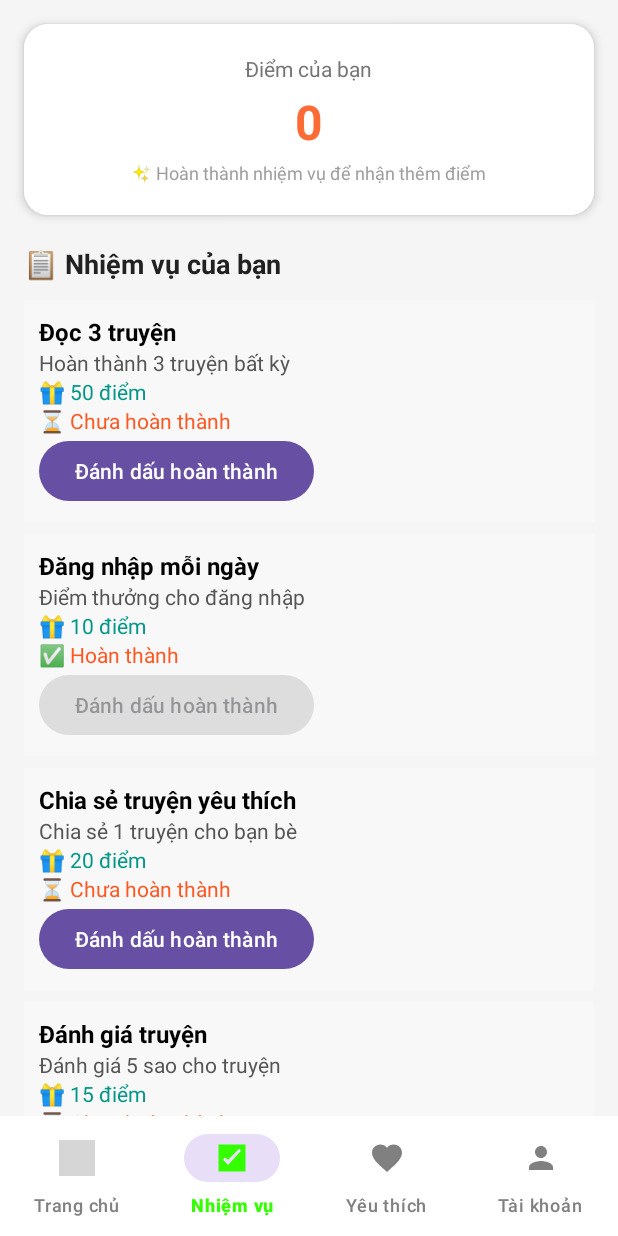
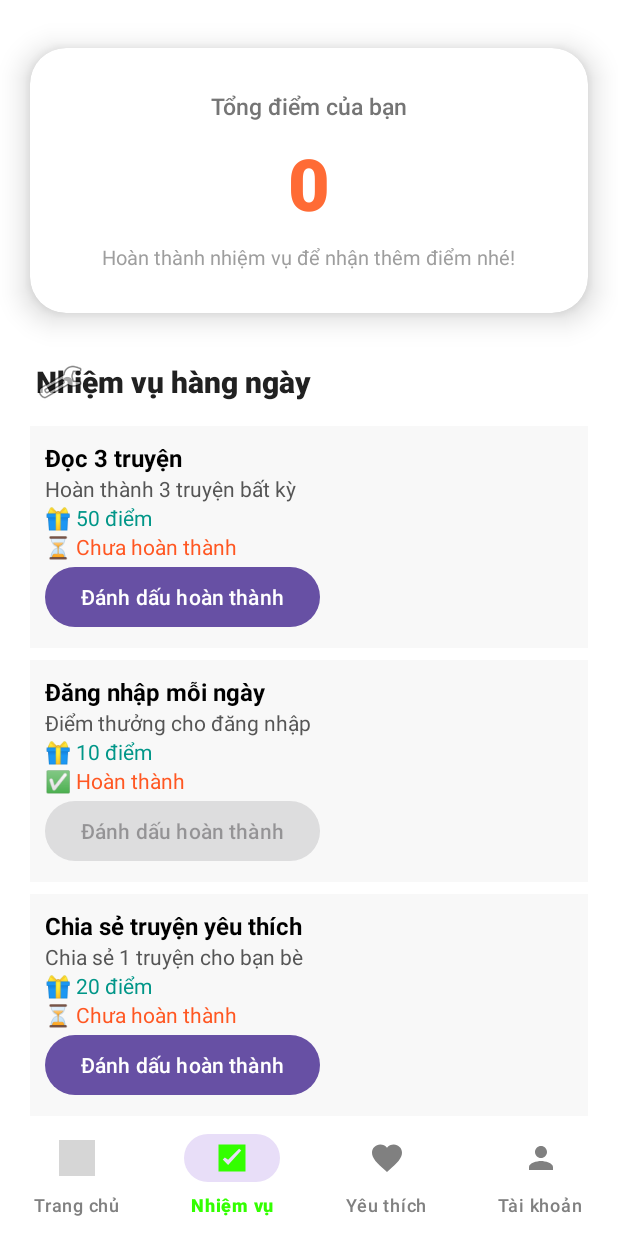
Before and after one commit to NguyenTuan180505/ComicApp, an Android app: the TaskActivity screen opened directly, with no data from a screen before it, on a phone screen of 412 x 824 dp. Run offline under Robolectric (Android 15) with nearby library versions, the phone set to English and light mode, and no system bars; grey boxes are pictures that could not be loaded.

Commit message:
version 1.0

```diff
--- a/app/src/main/res/layout/activity_task.xml
+++ b/app/src/main/res/layout/activity_task.xml
@@ -3,18 +3,27 @@
     xmlns:app="http://schemas.android.com/apk/res-auto"
     android:layout_width="match_parent"
     android:layout_height="match_parent"
-    android:background="#F5F5F5">
+    android:background="#FFFFFF">
 
-    <!-- Header Card với điểm -->
+    <!-- Background nhẹ nhàng hơn -->
+    <ImageView
+        android:layout_width="match_parent"
+        android:layout_height="280dp"
+        android:background="@android:drawable/screen_background_light"
+        android:scaleType="centerCrop"
+        app:layout_constraintTop_toTopOf="parent" />
+
+    <!-- Header Card đẹp hơn, có hiệu ứng nổi, viền mờ -->
     <androidx.cardview.widget.CardView
         android:id="@+id/headerCard"
         android:layout_width="0dp"
         android:layout_height="wrap_content"
-        android:layout_marginStart="16dp"
-        android:layout_marginTop="16dp"
-        android:layout_marginEnd="16dp"
-        app:cardCornerRadius="16dp"
-        app:cardElevation="4dp"
+        android:layout_marginStart="20dp"
+        android:layout_marginTop="32dp"
+        android:layout_marginEnd="20dp"
+        app:cardCornerRadius="24dp"
+        app:cardElevation="12dp"
+        app:cardBackgroundColor="#FFFFFF"
         app:layout_constraintEnd_toEndOf="parent"
         app:layout_constraintStart_toStartOf="parent"
         app:layout_constraintTop_toTopOf="parent">
@@ -22,68 +31,84 @@
         <LinearLayout
             android:layout_width="match_parent"
             android:layout_height="wrap_content"
-            android:background="@android:drawable/screen_background_light"
-            android:gravity="center"
             android:orientation="vertical"
-            android:padding="20dp">
+            android:paddingTop="28dp"
+            android:paddingBottom="28dp"
+            android:gravity="center">
 
             <TextView
                 android:layout_width="wrap_content"
                 android:layout_height="wrap_content"
-                android:text="Điểm của bạn"
+                android:text="Tổng điểm của bạn"
                 android:textColor="#757575"
-                android:textSize="14sp" />
+                android:textSize="15sp"
+                android:fontFamily="sans-serif-medium" />
 
             <TextView
                 android:id="@+id/txtUserPoints"
                 android:layout_width="wrap_content"
                 android:layout_height="wrap_content"
-                android:layout_marginTop="4dp"
-                android:text="0"
+                android:layout_marginTop="8dp"
+                android:text="1,250"
                 android:textColor="#FF6B35"
-                android:textSize="32sp"
-                android:textStyle="bold" />
+                android:textSize="48sp"
+                android:textStyle="bold"
+                android:fontFamily="sans-serif-black" />
 
             <TextView
                 android:layout_width="wrap_content"
                 android:layout_height="wrap_content"
-                android:layout_marginTop="4dp"
-                android:text="✨ Hoàn thành nhiệm vụ để nhận thêm điểm"
+                android:layout_marginTop="8dp"
+                android:text="Hoàn thành nhiệm vụ để nhận thêm điểm nhé!"
                 android:textColor="#9E9E9E"
-                android:textSize="12sp" />
+                android:textSize="13sp"
+                android:gravity="center"
+                android:paddingStart="24dp"
+                android:paddingEnd="24dp" />
+
         </LinearLayout>
     </androidx.cardview.widget.CardView>
 
-    <!-- Tiêu đề danh sách nhiệm vụ -->
+    <!-- Tiêu đề nhiệm vụ đẹp hơn -->
     <TextView
         android:id="@+id/txtTasksTitle"
         android:layout_width="0dp"
         android:layout_height="wrap_content"
-        android:layout_marginStart="16dp"
-        android:layout_marginTop="20dp"
-        android:layout_marginEnd="16dp"
-        android:text="📋 Nhiệm vụ của bạn"
+        android:layout_marginStart="24dp"
+        android:layout_marginTop="32dp"
+        android:layout_marginEnd="24dp"
+        android:text="Nhiệm vụ hàng ngày"
         android:textColor="#212121"
-        android:textSize="18sp"
+        android:textSize="20sp"
         android:textStyle="bold"
-        app:layout_constraintEnd_toEndOf="parent"
-        app:layout_constraintStart_toStartOf="parent"
-        app:layout_constraintTop_toBottomOf="@+id/headerCard" />
+        android:fontFamily="sans-serif-medium"
+        app:layout_constraintTop_toBottomOf="@+id/headerCard"
+        app:layout_constraintStart_toStartOf="parent" />
 
-    <!-- RecyclerView danh sách nhiệm vụ -->
+    <!-- Icon nhỏ bên cạnh tiêu đề (tăng độ sinh động) -->
+    <ImageView
+        android:layout_width="32dp"
+        android:layout_height="32dp"
+        android:src="@android:drawable/ic_menu_manage"
+        app:layout_constraintStart_toStartOf="@+id/txtTasksTitle"
+        app:layout_constraintTop_toTopOf="@+id/txtTasksTitle"
+        app:layout_constraintBottom_toBottomOf="@+id/txtTasksTitle" />
+
+    <!-- RecyclerView nhiệm vụ -->
     <androidx.recyclerview.widget.RecyclerView
         android:id="@+id/rvTasks"
         android:layout_width="0dp"
         android:layout_height="0dp"
-        android:layout_marginTop="12dp"
+        android:layout_marginTop="16dp"
+        android:layout_marginStart="20dp"
+        android:layout_marginEnd="20dp"
         android:clipToPadding="false"
-        android:paddingStart="16dp"
-        android:paddingEnd="16dp"
-        android:paddingBottom="16dp"
+        android:paddingBottom="100dp"
+        android:overScrollMode="never"
+        app:layout_constraintTop_toBottomOf="@+id/txtTasksTitle"
         app:layout_constraintBottom_toTopOf="@+id/bottomNav"
-        app:layout_constraintEnd_toEndOf="parent"
         app:layout_constraintStart_toStartOf="parent"
-        app:layout_constraintTop_toBottomOf="@+id/txtTasksTitle" />
+        app:layout_constraintEnd_toEndOf="parent" />
 
     <!-- Bottom Navigation -->
     <com.google.android.material.bottomnavigation.BottomNavigationView
@@ -91,7 +116,7 @@
         android:layout_width="0dp"
         android:layout_height="wrap_content"
         android:background="#FFFFFF"
-        android:elevation="8dp"
+        android:elevation="16dp"
         app:itemIconTint="@color/nav_item_color"
         app:itemTextColor="@color/nav_item_color"
         app:labelVisibilityMode="labeled"
--- a/app/src/main/res/layout/item_chapter.xml
+++ b/app/src/main/res/layout/item_chapter.xml
@@ -1,4 +1,5 @@
 <LinearLayout xmlns:android="http://schemas.android.com/apk/res/android"
+    xmlns:tools="http://schemas.android.com/tools"
     android:layout_width="match_parent"
     android:layout_height="wrap_content"
     android:orientation="horizontal"
@@ -32,6 +33,7 @@
         android:layout_width="40dp"
         android:layout_height="40dp"
         android:background="@drawable/btn_circle_light"
+        android:contentDescription="Đọc chương này"
         android:src="@mipmap/ic_book_open"
-        android:contentDescription="Đọc chương này" />
+        tools:ignore="TouchTargetSizeCheck" />
 </LinearLayout>
```
